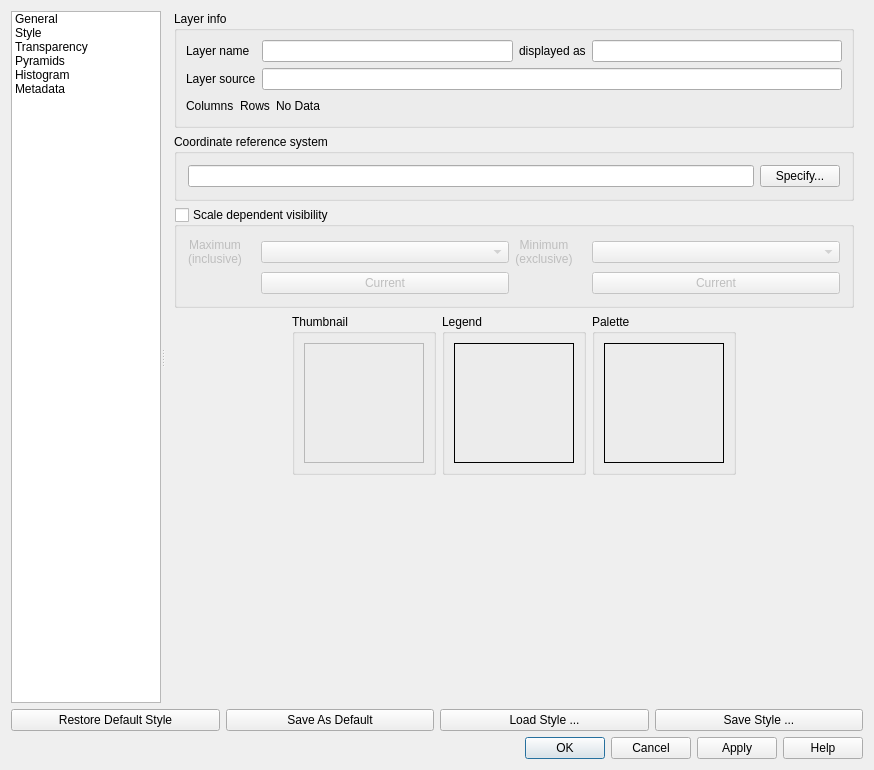
This is src/ui/qgsrasterlayerpropertiesbase.ui in qgis/QGIS as Qt 5 draws it before an edit. The edited form follows.
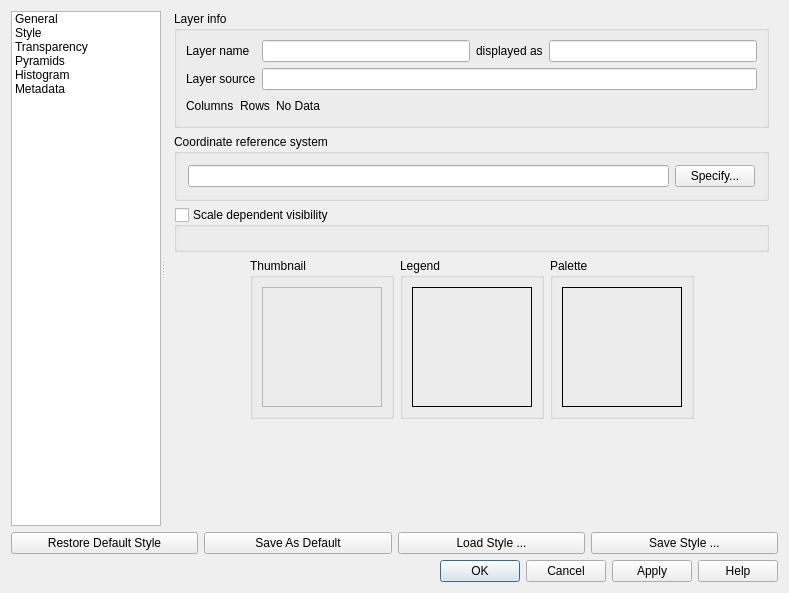
This is the edited form. Icons and pictures are not drawn. Custom widgets are drawn as their Qt base class.

Commit message: fix ScaleRangeWidget: crash when setting canvas, order of the min/max widgets, denom/true scale, raster and rulebased dialogs, tooltip, alignement, etc.

Patch:
```diff
--- a/src/ui/qgsrasterlayerpropertiesbase.ui
+++ b/src/ui/qgsrasterlayerpropertiesbase.ui
@@ -6,8 +6,8 @@
    <rect>
     <x>0</x>
     <y>0</y>
-    <width>874</width>
-    <height>770</height>
+    <width>789</width>
+    <height>593</height>
    </rect>
   </property>
   <property name="minimumSize">
@@ -202,8 +202,8 @@
                <rect>
                 <x>0</x>
                 <y>0</y>
-                <width>713</width>
-                <height>705</height>
+                <width>615</width>
+                <height>509</height>
                </rect>
               </property>
               <layout class="QVBoxLayout" name="verticalLayout_7">
@@ -218,7 +218,7 @@
                  <property name="title">
                   <string>Layer info</string>
                  </property>
-                 <property name="syncGroup" stdset="0">
+                 <property name="syncGroup">
                   <string notr="true">rastergeneral</string>
                  </property>
                  <layout class="QGridLayout" name="gridLayout_4">
@@ -324,7 +324,7 @@
                  <property name="title">
                   <string>Coordinate reference system</string>
                  </property>
-                 <property name="syncGroup" stdset="0">
+                 <property name="syncGroup">
                   <string notr="true">rastergeneral</string>
                  </property>
                  <layout class="QGridLayout" name="_6">
@@ -365,139 +365,24 @@
                  <property name="checked">
                   <bool>false</bool>
                  </property>
-                 <property name="syncGroup" stdset="0">
+                 <property name="syncGroup">
                   <string notr="true">rastergeneral</string>
                  </property>
                  <layout class="QGridLayout" name="_5">
+                  <property name="margin">
+                   <number>11</number>
+                  </property>
                   <property name="verticalSpacing">
                    <number>6</number>
                   </property>
-                  <property name="margin">
-                   <number>11</number>
-                  </property>
-                  <item row="0" column="4">
-                   <widget class="QLabel" name="textLabel1_2_2_2">
+                  <item row="0" column="0" colspan="2">
+                   <widget class="QgsScaleRangeWidget" name="mScaleRangeWidget">
                     <property name="toolTip">
-                     <string>Minimum scale, i.e. maximum scale denominator. This limit is exclusive, that means the layer will not be displayed on this scale.</string>
-                    </property>
-                    <property name="layoutDirection">
-                     <enum>Qt::LeftToRight</enum>
-                    </property>
-                    <property name="text">
-                     <string>&lt;html&gt;&lt;head/&gt;&lt;body&gt;&lt;p align=&quot;center&quot;&gt;&lt;span style=&quot; font-size:0.75em;&quot;&gt;Minimum&lt;br&gt;(exclusive)&lt;/span&gt;&lt;/p&gt;&lt;/body&gt;&lt;/html&gt;</string>
-                    </property>
-                   </widget>
-                  </item>
-                  <item row="0" column="6">
-                   <widget class="QgsScaleComboBox" name="cbMaximumScale">
-                    <property name="sizePolicy">
-                     <sizepolicy hsizetype="Expanding" vsizetype="Fixed">
-                      <horstretch>0</horstretch>
-                      <verstretch>0</verstretch>
-                     </sizepolicy>
-                    </property>
-                   </widget>
-                  </item>
-                  <item row="1" column="6">
-                   <widget class="QPushButton" name="mMaximumScaleSetCurrentPushButton">
-                    <property name="text">
-                     <string>Current</string>
-                    </property>
-                   </widget>
-                  </item>
-                  <item row="1" column="2">
-                   <widget class="QPushButton" name="mMinimumScaleSetCurrentPushButton">
-                    <property name="text">
-                     <string>Current</string>
-                    </property>
-                   </widget>
-                  </item>
-                  <item row="0" column="2">
-                   <widget class="QgsScaleComboBox" name="cbMinimumScale">
-                    <property name="sizePolicy">
-                     <sizepolicy hsizetype="Expanding" vsizetype="Fixed">
-                      <horstretch>0</horstretch>
-                      <verstretch>0</verstretch>
-                     </sizepolicy>
-                    </property>
-                    <property name="minimumSize">
-                     <size>
-                      <width>100</width>
-                      <height>0</height>
-                     </size>
-                    </property>
-                   </widget>
-                  </item>
-                  <item row="0" column="0">
-                   <widget class="QLabel" name="textLabel1_3">
-                    <property name="toolTip">
-                     <string>Maximum scale, i.e. minimum scale denominator. This limit is inclusive, that means the layer will be displayed on this scale.</string>
-                    </property>
-                    <property name="text">
-                     <string>&lt;html&gt;&lt;head/&gt;&lt;body&gt;&lt;p align=&quot;center&quot;&gt;&lt;span style=&quot; font-size:0.75em;&quot;&gt;Maximum&lt;br&gt;(inclusive)&lt;/span&gt;&lt;/p&gt;&lt;/body&gt;&lt;/html&gt;</string>
-                    </property>
-                   </widget>
-                  </item>
-                  <item row="0" column="1">
-                   <widget class="QLabel" name="mMaximumScaleIconLabel">
-                    <property name="sizePolicy">
-                     <sizepolicy hsizetype="Fixed" vsizetype="Fixed">
-                      <horstretch>0</horstretch>
-                      <verstretch>0</verstretch>
-                     </sizepolicy>
-                    </property>
-                    <property name="minimumSize">
-                     <size>
-                      <width>0</width>
-                      <height>0</height>
-                     </size>
-                    </property>
-                    <property name="maximumSize">
-                     <size>
-                      <width>22</width>
-                      <height>22</height>
-                     </size>
-                    </property>
-                    <property name="text">
                      <string/>
                     </property>
-                    <property name="pixmap">
-                     <pixmap resource="../../images/images.qrc">:/images/themes/default/mActionZoomIn.svg</pixmap>
-                    </property>
-                    <property name="scaledContents">
-                     <bool>true</bool>
-                    </property>
-                   </widget>
-                  </item>
-                  <item row="0" column="5">
-                   <widget class="QLabel" name="mMinimumScaleIconLabel">
-                    <property name="sizePolicy">
-                     <sizepolicy hsizetype="Fixed" vsizetype="Fixed">
-                      <horstretch>0</horstretch>
-                      <verstretch>0</verstretch>
-                     </sizepolicy>
-                    </property>
-                    <property name="minimumSize">
-                     <size>
-                      <width>0</width>
-                      <height>0</height>
-                     </size>
-                    </property>
-                    <property name="maximumSize">
-                     <size>
-                      <width>22</width>
-                      <height>22</height>
-                     </size>
-                    </property>
-                    <property name="text">
+                    <property name="whatsThis">
                      <string/>
                     </property>
-                    <property name="pixmap">
-                     <pixmap resource="../../images/images.qrc">:/images/themes/default/mActionZoomOut.svg</pixmap>
-                    </property>
-                    <property name="scaledContents">
-                     <bool>true</bool>
-                    </property>
                    </widget>
                   </item>
                  </layout>
@@ -663,8 +548,8 @@
                <rect>
                 <x>0</x>
                 <y>0</y>
-                <width>713</width>
-                <height>705</height>
+                <width>615</width>
+                <height>509</height>
                </rect>
               </property>
               <layout class="QVBoxLayout" name="verticalLayout_13">
@@ -685,7 +570,7 @@
                  <property name="title">
                   <string>Band rendering</string>
                  </property>
-                 <property name="syncGroup" stdset="0">
+                 <property name="syncGroup">
                   <string notr="true">rasterstyle</string>
                  </property>
                  <layout class="QVBoxLayout" name="verticalLayout_21">
@@ -773,13 +658,13 @@
                  <property name="title">
                   <string>Color rendering</string>
                  </property>
-                 <property name="collapsed" stdset="0">
+                 <property name="collapsed">
                   <bool>false</bool>
                  </property>
-                 <property name="saveCollapsedState" stdset="0">
+                 <property name="saveCollapsedState">
                   <bool>true</bool>
                  </property>
-                 <property name="syncGroup" stdset="0">
+                 <property name="syncGroup">
                   <string notr="true">rasterstyle</string>
                  </property>
                  <layout class="QGridLayout" name="gridLayout_2">
@@ -1075,13 +960,13 @@
                  <property name="checkable">
                   <bool>false</bool>
                  </property>
-                 <property name="collapsed" stdset="0">
+                 <property name="collapsed">
                   <bool>false</bool>
                  </property>
-                 <property name="saveCollapsedState" stdset="0">
+                 <property name="saveCollapsedState">
                   <bool>true</bool>
                  </property>
-                 <property name="syncGroup" stdset="0">
+                 <property name="syncGroup">
                   <string notr="true">rasterstyle</string>
                  </property>
                  <layout class="QHBoxLayout" name="horizontalLayout">
@@ -1168,8 +1053,8 @@
                <rect>
                 <x>0</x>
                 <y>0</y>
-                <width>713</width>
-                <height>705</height>
+                <width>615</width>
+                <height>509</height>
                </rect>
               </property>
               <layout class="QVBoxLayout" name="verticalLayout_5">
@@ -1186,7 +1071,7 @@
                    <property name="title">
                     <string>Global transparency</string>
                    </property>
-                   <property name="syncGroup" stdset="0">
+                   <property name="syncGroup">
                     <string notr="true">rastertransp</string>
                    </property>
                    <layout class="QGridLayout" name="_3">
@@ -1270,7 +1155,7 @@
                    <property name="title">
                     <string>No data value</string>
                    </property>
-                   <property name="syncGroup" stdset="0">
+                   <property name="syncGroup">
                     <string notr="true">rastertransp</string>
                    </property>
                    <layout class="QGridLayout" name="gridLayout_11">
@@ -1344,7 +1229,7 @@
                  <property name="title">
                   <string>Custom transparency options</string>
                  </property>
-                 <property name="syncGroup" stdset="0">
+                 <property name="syncGroup">
                   <string notr="true">rastertransp</string>
                  </property>
                  <layout class="QGridLayout" name="gridLayout_3">
@@ -1575,8 +1460,8 @@
                <rect>
                 <x>0</x>
                 <y>0</y>
-                <width>713</width>
-                <height>705</height>
+                <width>615</width>
+                <height>509</height>
                </rect>
               </property>
               <layout class="QVBoxLayout" name="verticalLayout_12">
@@ -1639,8 +1524,8 @@
                        <string>&lt;!DOCTYPE HTML PUBLIC &quot;-//W3C//DTD HTML 4.0//EN&quot; &quot;http://www.w3.org/TR/REC-html40/strict.dtd&quot;&gt;
 &lt;html&gt;&lt;head&gt;&lt;meta name=&quot;qrichtext&quot; content=&quot;1&quot; /&gt;&lt;style type=&quot;text/css&quot;&gt;
 p, li { white-space: pre-wrap; }
-&lt;/style&gt;&lt;/head&gt;&lt;body style=&quot; font-family:'Ubuntu'; font-size:9pt; font-weight:400; font-style:normal;&quot;&gt;
-&lt;p style=&quot; margin-top:0px; margin-bottom:0px; margin-left:0px; margin-right:0px; -qt-block-indent:0; text-indent:0px;&quot;&gt;&lt;span style=&quot; font-family:'Cantarell'; font-size:11pt;&quot;&gt;&lt;br /&gt;&lt;/span&gt;&lt;/p&gt;&lt;/body&gt;&lt;/html&gt;</string>
+&lt;/style&gt;&lt;/head&gt;&lt;body style=&quot; font-family:'Ubuntu'; font-size:11pt; font-weight:400; font-style:normal;&quot;&gt;
+&lt;p style=&quot; margin-top:0px; margin-bottom:0px; margin-left:0px; margin-right:0px; -qt-block-indent:0; text-indent:0px;&quot;&gt;&lt;span style=&quot; font-family:'Cantarell';&quot;&gt;&lt;br /&gt;&lt;/span&gt;&lt;/p&gt;&lt;/body&gt;&lt;/html&gt;</string>
                       </property>
                      </widget>
                     </item>
@@ -1736,8 +1621,8 @@
                <rect>
                 <x>0</x>
                 <y>0</y>
-                <width>713</width>
-                <height>705</height>
+                <width>615</width>
+                <height>509</height>
                </rect>
               </property>
               <layout class="QVBoxLayout" name="verticalLayout_16">
@@ -1786,8 +1671,8 @@
                <rect>
                 <x>0</x>
                 <y>0</y>
-                <width>713</width>
-                <height>705</height>
+                <width>599</width>
+                <height>608</height>
                </rect>
               </property>
               <layout class="QGridLayout" name="gridLayout_12">
@@ -1796,7 +1681,7 @@
                  <property name="title">
                   <string>Description</string>
                  </property>
-                 <property name="syncGroup" stdset="0">
+                 <property name="syncGroup">
                   <string notr="true">rastermeta</string>
                  </property>
                  <layout class="QGridLayout" name="gridLayout_5">
@@ -1884,7 +1769,7 @@
                  <property name="title">
                   <string>Attribution</string>
                  </property>
-                 <property name="syncGroup" stdset="0">
+                 <property name="syncGroup">
                   <string notr="true">vectormeta</string>
                  </property>
                  <layout class="QGridLayout" name="gridLayout_7">
@@ -1916,7 +1801,7 @@
                  <property name="title">
                   <string>MetadataUrl</string>
                  </property>
-                 <property name="syncGroup" stdset="0">
+                 <property name="syncGroup">
                   <string notr="true">vectormeta</string>
                  </property>
                  <layout class="QGridLayout" name="gridLayout_9">
@@ -2071,7 +1956,7 @@
                  <property name="title">
                   <string>Properties</string>
                  </property>
-                 <property name="syncGroup" stdset="0">
+                 <property name="syncGroup">
                   <string notr="true">rastermeta</string>
                  </property>
                  <layout class="QVBoxLayout" name="verticalLayout_11">
@@ -2168,11 +2053,6 @@
   </layout>
  </widget>
  <customwidgets>
-  <customwidget>
-   <class>QgsScaleComboBox</class>
-   <extends>QComboBox</extends>
-   <header>qgsscalecombobox.h</header>
-  </customwidget>
   <customwidget>
    <class>QgsCollapsibleGroupBox</class>
    <extends>QGroupBox</extends>
@@ -2180,15 +2060,20 @@
    <container>1</container>
   </customwidget>
   <customwidget>
-   <class>QgsBlendModeComboBox</class>
-   <extends>QComboBox</extends>
-   <header>qgsblendmodecombobox.h</header>
+   <class>QgsScaleRangeWidget</class>
+   <extends>QWidget</extends>
+   <header>qgsscalerangewidget.h</header>
   </customwidget>
   <customwidget>
    <class>QgsColorButton</class>
    <extends>QPushButton</extends>
    <header>qgscolorbutton.h</header>
   </customwidget>
+  <customwidget>
+   <class>QgsBlendModeComboBox</class>
+   <extends>QComboBox</extends>
+   <header>qgsblendmodecombobox.h</header>
+  </customwidget>
  </customwidgets>
  <resources>
   <include location="../../images/images.qrc"/>
```
The commit also changes 7 other files.
